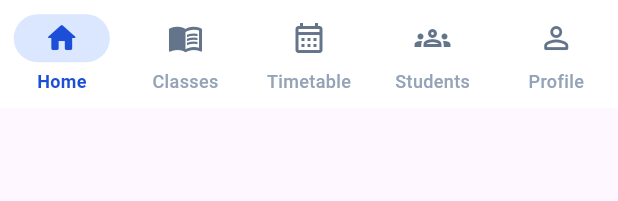
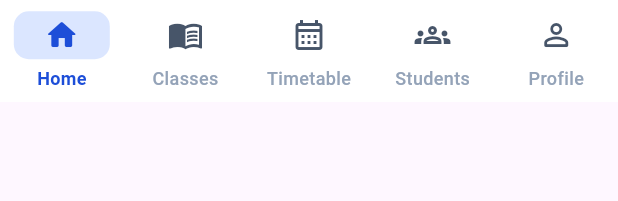
Before and after one commit to isuru370/Master-Code-Mobile-App-Nexora-EDU, a Flutter app: the TeacherBottomNavigation widget shown alone on an empty page, opened directly with empty values, on a phone screen of 412 x 824 dp. Shown: the top 201 px of the screen. Run offline on Flutter 3.47's test engine with Material 3 defaults, Android fonts, the phone set to English and light mode, and no system bars; our stand-ins replace equatable, flutter_bloc, get_it, image_cropper, image_picker, pdf and 5 more; missing offline and left inert: esc_pos_utils_plus, flutter_thermal_printer, mobile_scanner, month_year_picker; accounts and stored records are empty.

Commit message:
Web style (3/4): teacher pages
- Teacher pages: web colour tokens, 12px corners, bordered white cards
- Blue overview / profile / class cards -> navy hero like the web
- Bottom navigation: thin top line, soft blue rounded indicator
- Class details uses the white theme top bar

No logic changes.

Co-Authored-By: Claude Opus 5.5 <noreply@anthropic.com>
Claude-Session: https://claude.ai/code/session_01TjBxKs4jLBVADAXbcc7dxF

```diff
--- a/lib/features/teacher/navigation/teacher_bottom_navigation.dart
+++ b/lib/features/teacher/navigation/teacher_bottom_navigation.dart
@@ -14,7 +14,13 @@ class TeacherBottomNavigation extends StatelessWidget {
 
   @override
   Widget build(BuildContext context) {
-    return NavigationBar(
+    // Web style: white bar with a thin top line, soft blue pill on the
+    // selected item
+    return DecoratedBox(
+      decoration: const BoxDecoration(
+        border: Border(top: BorderSide(color: AppColors.divider)),
+      ),
+      child: NavigationBar(
       selectedIndex: currentIndex,
       onDestinationSelected: onTap,
 
@@ -22,9 +28,12 @@ class TeacherBottomNavigation extends StatelessWidget {
       surfaceTintColor: Colors.transparent,
       elevation: 0,
 
-      height: 72,
+      height: 68,
 
       indicatorColor: AppColors.primaryLight,
+      indicatorShape: const RoundedRectangleBorder(
+        borderRadius: BorderRadius.all(Radius.circular(10)),
+      ),
 
       labelTextStyle: WidgetStateProperty.resolveWith<TextStyle?>(
         (states) {
@@ -48,7 +57,7 @@ class TeacherBottomNavigation extends StatelessWidget {
         NavigationDestination(
           icon: Icon(
             Icons.home_outlined,
-            color: AppColors.iconSecondary,
+            color: AppColors.textSecondary,
           ),
           selectedIcon: Icon(
             Icons.home_rounded,
@@ -60,7 +69,7 @@ class TeacherBottomNavigation extends StatelessWidget {
         NavigationDestination(
           icon: Icon(
             Icons.menu_book_outlined,
-            color: AppColors.iconSecondary,
+            color: AppColors.textSecondary,
           ),
           selectedIcon: Icon(
             Icons.menu_book_rounded,
@@ -72,7 +81,7 @@ class TeacherBottomNavigation extends StatelessWidget {
         NavigationDestination(
           icon: Icon(
             Icons.calendar_month_outlined,
-            color: AppColors.iconSecondary,
+            color: AppColors.textSecondary,
           ),
           selectedIcon: Icon(
             Icons.calendar_month_rounded,
@@ -84,7 +93,7 @@ class TeacherBottomNavigation extends StatelessWidget {
         NavigationDestination(
           icon: Icon(
             Icons.groups_outlined,
-            color: AppColors.iconSecondary,
+            color: AppColors.textSecondary,
           ),
           selectedIcon: Icon(
             Icons.groups_rounded,
@@ -96,7 +105,7 @@ class TeacherBottomNavigation extends StatelessWidget {
         NavigationDestination(
           icon: Icon(
             Icons.person_outline_rounded,
-            color: AppColors.iconSecondary,
+            color: AppColors.textSecondary,
           ),
           selectedIcon: Icon(
             Icons.person_rounded,
@@ -105,6 +114,7 @@ class TeacherBottomNavigation extends StatelessWidget {
           label: 'Profile',
         ),
       ],
+      ),
     );
   }
 }
--- a/lib/features/teacher/profile/presentaion/pages/teacher_profile_page.dart
+++ b/lib/features/teacher/profile/presentaion/pages/teacher_profile_page.dart
@@ -276,7 +276,7 @@ class _TeacherProfilePageState extends State<TeacherProfilePage> {
         width: double.infinity,
         padding: const EdgeInsets.all(20),
         decoration: BoxDecoration(
-          gradient: AppColors.primaryGradient,
+          gradient: AppColors.heroGradient,
           borderRadius: AppColors.radiusLarge,
           boxShadow: AppColors.mediumShadow,
         ),
@@ -285,7 +285,7 @@ class _TeacherProfilePageState extends State<TeacherProfilePage> {
             Container(
               width: 72,
               height: 72,
-              decoration: BoxDecoration(color: Colors.white, borderRadius: BorderRadius.circular(22)),
+              decoration: BoxDecoration(color: Colors.white, borderRadius: BorderRadius.circular(12), border: Border.all(color: AppColors.border)),
               child: Center(
                 child: Text(
                   _initials(profile),
@@ -314,7 +314,7 @@ class _TeacherProfilePageState extends State<TeacherProfilePage> {
                     padding: const EdgeInsets.symmetric(horizontal: 9, vertical: 5),
                     decoration: BoxDecoration(
                       color: Colors.white.withValues(alpha: 0.14),
-                      borderRadius: BorderRadius.circular(20),
+                      borderRadius: BorderRadius.circular(12),
                     ),
                     child: Row(
                       mainAxisSize: MainAxisSize.min,
```
Also changed, not shown: lib/features/teacher/classess/presentaion/pages/teacher_class_details_page.dart (+7 -11 lines), lib/features/teacher/classess/presentaion/pages/teacher_classes_page.dart (+7 -7 lines), lib/features/teacher/dashboard/presentaion/pages/teacher_dashboard_page.dart (+9 -9 lines), lib/features/teacher/students/presentaion/pages/teacher_students_page.dart (+12 -12 lines), lib/features/teacher/timetable/presentaion/pages/teacher_timetable_page.dart (+8 -8 lines).
